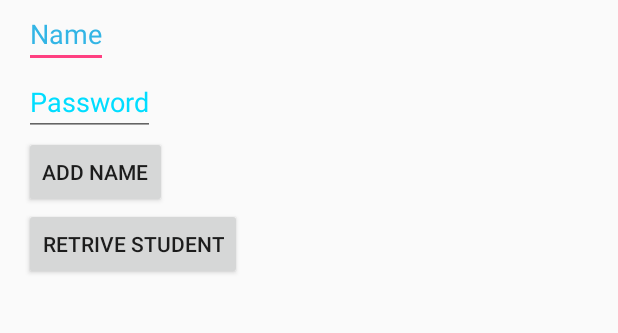
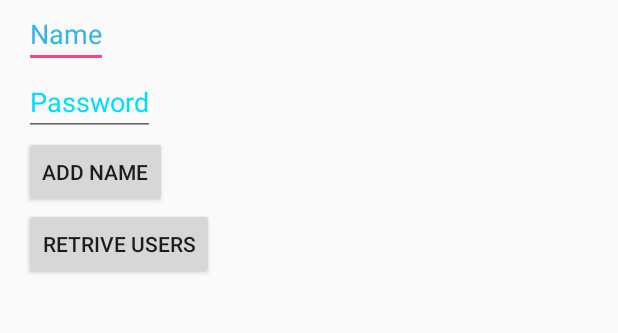
Before and after one commit to AlexeyZatsepin/CP-Tester, an Android app: the screen it shows after launch (MainActivity), after a tap on "ADD NAME", on a phone screen of 412 x 824 dp, the part 169-502 px from its top. Run offline under Robolectric (Android 15) with nearby library versions, the light colour scheme and no system bars.

Commit message:
add screenshots

```diff
--- a/app/src/main/java/study/cp/datastoreanalisys/SettingsActivity.java
+++ b/app/src/main/java/study/cp/datastoreanalisys/SettingsActivity.java
@@ -1,5 +1,6 @@
 package study.cp.datastoreanalisys;
 
+import android.graphics.Color;
 import android.os.Bundle;
 import android.preference.PreferenceActivity;
 import android.support.v7.widget.Toolbar;
@@ -14,6 +15,7 @@ public class SettingsActivity extends PreferenceActivity {
 
         LinearLayout root = (LinearLayout)findViewById(android.R.id.list).getParent().getParent().getParent();
         Toolbar bar = (Toolbar) LayoutInflater.from(this).inflate(R.layout.toolbar_settings, root, false);
+        bar.setTitleTextColor(Color.WHITE);
         root.addView(bar, 0); // insert at top
         bar.setNavigationOnClickListener(v -> finish());
     }
--- a/contentprovidersbank/src/main/AndroidManifest.xml
+++ b/contentprovidersbank/src/main/AndroidManifest.xml
@@ -5,9 +5,8 @@
 
     <application
         android:allowBackup="true"
-        android:icon="@mipmap/ic_launcher"
+        android:icon="@drawable/bank_icon"
         android:label="@string/app_name"
-        android:roundIcon="@mipmap/ic_launcher_round"
         android:supportsRtl="true"
         android:theme="@style/AppTheme">
         <activity android:name=".MainActivity">
--- a/contentprovidersbank/src/main/java/study/network/contentprovidersbank/MainActivity.java
+++ b/contentprovidersbank/src/main/java/study/network/contentprovidersbank/MainActivity.java
@@ -16,15 +16,15 @@ public class MainActivity extends AppCompatActivity {
         super.onCreate(savedInstanceState);
         setContentView(R.layout.activity_main);
 
-        User user = new User("alex","aasdasd");
-        ContentValues values = new ContentValues();
-        values.put("name", user.getName());
-        values.put("password", user.getPassword());
-
-        getContentResolver().insert(Uri.parse("content://com.bank.doc.users"), values);
-        Cursor cursor = managedQuery(Uri.parse("content://com.bank.doc.users"), null, null, null, null);
-        Toast.makeText(this, String.valueOf(cursor.getColumnCount()), Toast.LENGTH_SHORT).show();
-        Toast.makeText(this, cursor.getString(0), Toast.LENGTH_SHORT).show();
+//        User user = new User("alex","aasdasd");
+//        ContentValues values = new ContentValues();
+//        values.put("name", user.getName());
+//        values.put("password", user.getPassword());
+//
+//        getContentResolver().insert(Uri.parse("content://com.bank.doc.users"), values);
+//        Cursor cursor = managedQuery(Uri.parse("content://com.bank.doc.users"), null, null, null, null);
+//        Toast.makeText(this, String.valueOf(cursor.getColumnCount()), Toast.LENGTH_SHORT).show();
+//        Toast.makeText(this, cursor.getString(0), Toast.LENGTH_SHORT).show();
 
     }
 
@@ -39,6 +39,9 @@ public class MainActivity extends AppCompatActivity {
         Uri uri = getContentResolver().insert(
                 UsersRelationProvider.CONTENT_URI, values);
 
+        getContentResolver().insert(Uri.parse("com.bank.doc.users"), values);
+        getContentResolver().insert(Uri.parse("com.bank.kv.users"), values);
+
         Toast.makeText(getBaseContext(),
                 uri.toString(), Toast.LENGTH_LONG).show();
     }
@@ -51,12 +54,27 @@ public class MainActivity extends AppCompatActivity {
 
         if (c.moveToFirst()) {
             do {
-                Toast.makeText(this,
+                Toast.makeText(this,"SQL:"+
                         c.getString(c.getColumnIndex(UsersRelationProvider._ID))+
                         ", "+c.getString(c.getColumnIndex(UsersRelationProvider.NAME))+
                         ", "+c.getString(c.getColumnIndex(UsersRelationProvider.PASSWORD)),
                         Toast.LENGTH_SHORT).show();
             } while (c.moveToNext());
         }
+        c.close();
+        c = managedQuery(Uri.parse("com.bank.doc.users"),null,null,null,null);
+        if (c.moveToFirst()) {
+            do {
+                Toast.makeText(this,"Documents:"+ c.getColumnNames(), Toast.LENGTH_SHORT).show();
+            } while (c.moveToNext());
+        }
+        c.close();
+        c = managedQuery(Uri.parse("com.bank.kv.users"),null,null,null,null);
+        if (c.moveToFirst()) {
+            do {
+                Toast.makeText(this,"Keys:"+ c.getColumnNames(), Toast.LENGTH_SHORT).show();
+            } while (c.moveToNext());
+        }
+        c.close();
     }
 }
--- a/contentprovidersbank/src/main/res/layout/activity_main.xml
+++ b/contentprovidersbank/src/main/res/layout/activity_main.xml
@@ -1,12 +1,17 @@
 <?xml version="1.0" encoding="utf-8"?>
-<LinearLayout xmlns:android="http://schemas.android.com/apk/res/android"
+<ScrollView
+    xmlns:android="http://schemas.android.com/apk/res/android"
     xmlns:tools="http://schemas.android.com/tools"
     android:layout_width="match_parent"
+    android:layout_height="match_parent">
+
+    <LinearLayout
+        android:layout_width="match_parent"
         android:layout_height="match_parent"
+        android:orientation="vertical"
         android:paddingBottom="16dp"
         android:paddingLeft="16dp"
         android:paddingRight="16dp"
-    android:orientation="vertical"
         android:paddingTop="16dp"
         tools:context="MainActivity">
 
@@ -14,23 +19,23 @@
             android:id="@+id/textView1"
             android:layout_width="wrap_content"
             android:layout_height="wrap_content"
-        android:text="Content provider"
             android:layout_alignParentTop="true"
             android:layout_centerHorizontal="true"
+            android:text="Content provider"
             android:textSize="30dp" />
 
         <EditText
+            android:id="@+id/editText2"
             android:layout_width="wrap_content"
             android:layout_height="wrap_content"
-            android:id="@+id/editText2"
 
             android:hint="Name"
             android:textColorHint="@android:color/holo_blue_light" />
 
         <EditText
+            android:id="@+id/editText3"
             android:layout_width="wrap_content"
             android:layout_height="wrap_content"
-            android:id="@+id/editText3"
             android:hint="Password"
             android:textColorHint="@android:color/holo_blue_bright" />
 
@@ -43,11 +48,11 @@
             android:text="Add Name" />
 
         <Button
+            android:id="@+id/button"
             android:layout_width="wrap_content"
             android:layout_height="wrap_content"
-            android:text="Retrive student"
-            android:id="@+id/button"
             android:layout_below="@id/button2"
-
-            android:onClick="onClickRetrieveStudents"/>
+            android:onClick="onClickRetrieveStudents"
+            android:text="Retrive users" />
     </LinearLayout>
+</ScrollView>
```
Also changed, not shown: contentprovidersbank/src/main/res/drawable/bank_icon.png (added), 4 other files. Lines whose indentation alone changed are shown as unchanged.
